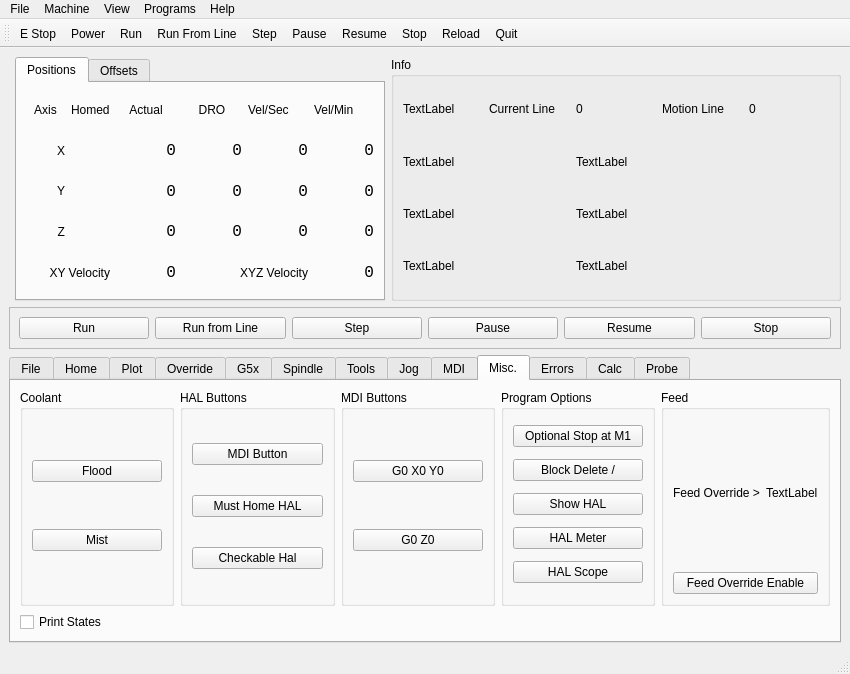
First picture: the form in examples/xyz_probe/xyz_probe.ui, repository jethornton/flexgui, before the edit.
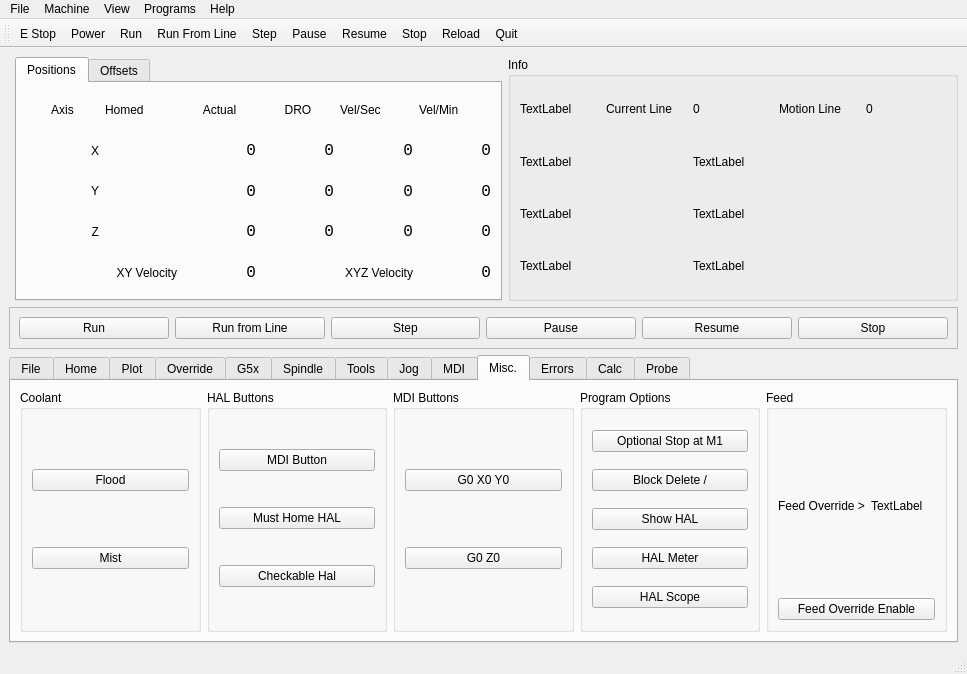
Second picture: the form after the edit. The open tabs and pages were chosen to show the change.

Commit message: removed unused print_states_cb from UI and PY

The edit to the form file:
```diff
--- a/examples/xyz_probe/xyz_probe.ui
+++ b/examples/xyz_probe/xyz_probe.ui
@@ -6,7 +6,7 @@
    <rect>
     <x>0</x>
     <y>0</y>
-    <width>850</width>
+    <width>967</width>
     <height>674</height>
    </rect>
   </property>
@@ -1432,13 +1432,6 @@
           </layout>
          </widget>
         </item>
-        <item row="1" column="0" colspan="3">
-         <widget class="QCheckBox" name="print_states_cb">
-          <property name="text">
-           <string>Print States</string>
-          </property>
-         </widget>
-        </item>
         <item row="0" column="4">
          <widget class="QGroupBox" name="groupBox_13">
           <property name="title">
@@ -2651,8 +2644,8 @@
     <rect>
      <x>0</x>
      <y>0</y>
-     <width>850</width>
-     <height>24</height>
+     <width>967</width>
+     <height>26</height>
     </rect>
    </property>
    <widget class="QMenu" name="menuFile">
```
The commit also changes 4 other files.
